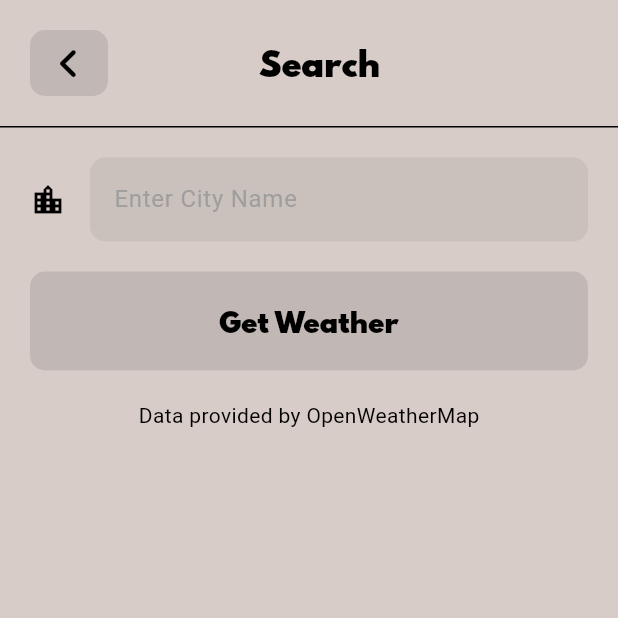
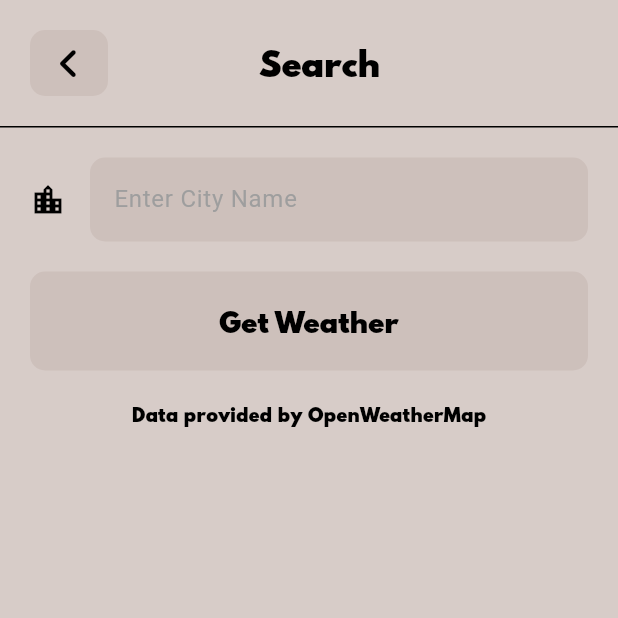
Before and after one commit to hertelendymm/cloudy-app, a Flutter app: the SearchPage screen opened directly, on a phone screen of 412 x 824 dp, the top half of it. Run offline on Flutter 3.47's test engine with Material 3 defaults, Android fonts, the phone set to English and light mode, and no system bars; our stand-ins replace font_awesome_flutter, geolocator, shared_preferences; accounts and stored records are empty.

Commit message:
Theme changer and code cleaning

```diff
--- a/lib/pages/search_page.dart
+++ b/lib/pages/search_page.dart
@@ -26,62 +26,50 @@ class _SearchPageState extends State<SearchPage> {
             Padding(
               padding: const EdgeInsets.symmetric(horizontal: 20.0),
               child: Column(
-                // padding: const EdgeInsets.symmetric(horizontal: 24.0),
                 children: <Widget>[
                   Container(
                       padding: const EdgeInsets.symmetric(vertical: 20.0),
                       child: TextField(
-                          style:  TextStyle(color: Theme.of(context).colorScheme.primary),
-                          // decoration: kTextFieldInputDecorationNight,
+                          style: TextStyle(
+                              color: Theme.of(context).colorScheme.primary),
                           decoration: InputDecoration(
                               filled: true,
-                            fillColor: Theme.of(context).colorScheme.onSecondaryContainer,
+                              fillColor: Theme.of(context)
+                                  .colorScheme
+                                  .onSecondaryContainer,
                               icon: Icon(
                                 Icons.location_city,
                                 color: Theme.of(context).colorScheme.primary,
                               ),
                               hintText: 'Enter City Name',
-                            hintStyle: const TextStyle(
-                              color: Colors.grey,
-                            ),
+                              hintStyle: const TextStyle(color: Colors.grey),
                               border: const OutlineInputBorder(
-                              borderRadius: BorderRadius.all(
-                                Radius.circular(10.0),
-                              ),
-                              borderSide: BorderSide.none,
-                            ),
-                          ),
+                                  borderRadius:
+                                      BorderRadius.all(Radius.circular(10.0)),
+                                  borderSide: BorderSide.none)),
                           onChanged: (value) {
                             cityName = value;
                           })),
                   ButtonRounded(
                       text: 'Get Weather',
-                      backgroundColor: Theme.of(context).colorScheme.onPrimaryContainer,
+                      backgroundColor:
+                          Theme.of(context).colorScheme.onPrimaryContainer,
                       textColor: Theme.of(context).colorScheme.primary,
-                      // isNightMode: true,
-                      function: () {
-                        Navigator.pop(context, cityName);
-                      }),
+                      function: () => Navigator.pop(context, cityName)),
                   const SizedBox(height: 20.0),
                   Center(
-                    child: Column(
-                      mainAxisAlignment: MainAxisAlignment.center,
-                      crossAxisAlignment: CrossAxisAlignment.center,
-                      children: <Widget>[
-                        // Text('Made by hertelendymm',
-                        //     textAlign: TextAlign.center,
-                        //     style: TextStyle(color: Theme.of(context).colorScheme.primary)),
-                        Text('Data provided by OpenWeatherMap',
-                            style: TextStyle(color: Theme.of(context).colorScheme.primary)),
+                    child: Text('Data provided by OpenWeatherMap',
+                        style: TextStyle(
+                            color: Theme.of(context).colorScheme.primary,
+                            fontSize: 12.0,
+                            fontFamily: 'Spartan MB')),
+                  )
                 ],
               ),
             )
           ],
         ),
       ),
-          ],
-        ),
-      ),
     );
   }
 }
--- a/lib/services/theme_provider.dart
+++ b/lib/services/theme_provider.dart
@@ -4,7 +4,7 @@ import 'package:shared_preferences/shared_preferences.dart';
 
 
 class ThemeProvider with ChangeNotifier {
-    ThemeData _themeData = darkMode; // ThemeMode.system;
+    ThemeData _themeData = darkMode;
 
   ThemeData get themeData => _themeData;
 
@@ -25,18 +25,14 @@ class ThemeProvider with ChangeNotifier {
   Future<void> _saveThemePreference(ThemeData themeData) async {
     final prefs = await SharedPreferences.getInstance();
     prefs.setBool('isDarkMode', themeData == darkMode);
-    print("_saveThemePreference saved ${themeData == darkMode}");
   }
 
   Future<void> loadThemePreference() async {
-    print("loadThemePreference start");
     try {
       final prefs = await SharedPreferences.getInstance();
       bool isDarkMode = prefs.getBool('isDarkMode') ?? false;
       _themeData = isDarkMode ? darkMode : lightMode;
-      print("loadThemePreference isDarkMode: $isDarkMode +++++++++++++++++");
       notifyListeners();
-
     } catch (e) {
       print("Error loading theme preference: $e");
     }
```
Also changed, not shown: lib/constants.dart (+4 -6 lines), lib/pages/home_page.dart (+6 -2 lines). Lines whose indentation alone changed are shown as unchanged.
